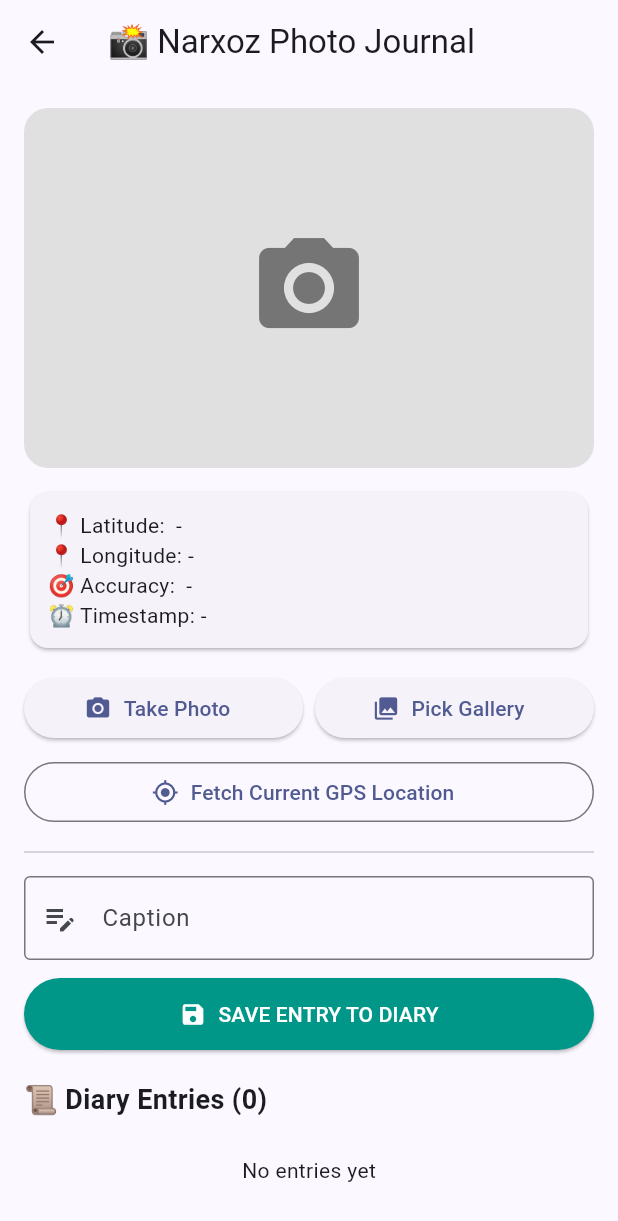
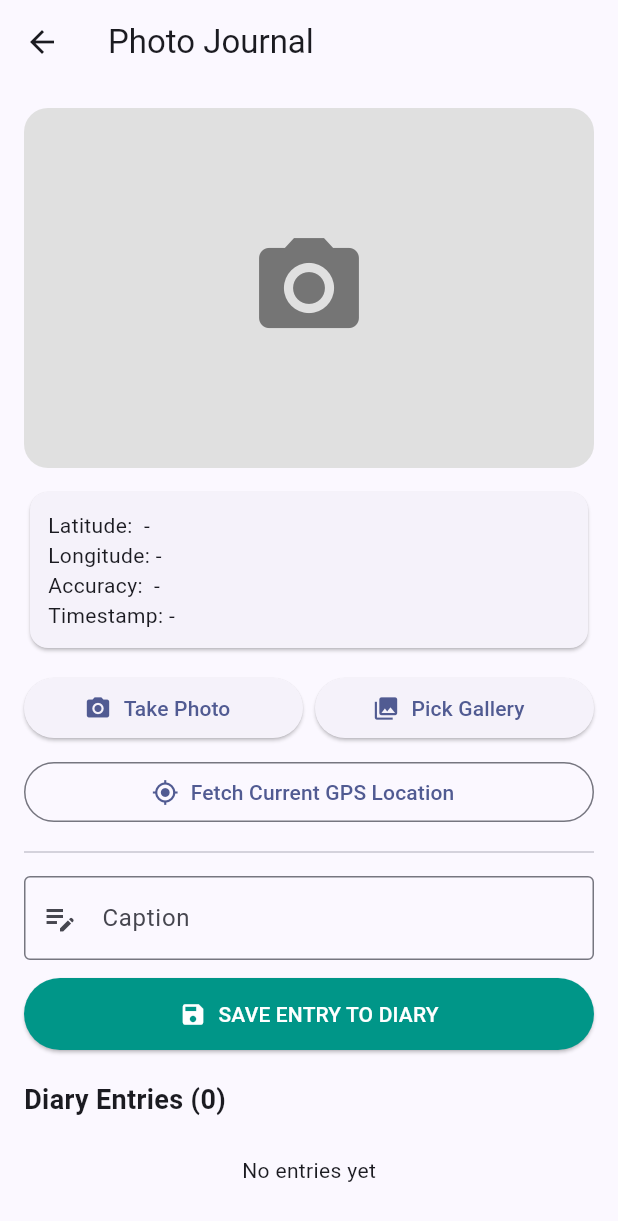
Before and after one commit to aidosonalbayev-arch/ios-development, a Flutter app: the PhotoDiaryScreen screen opened directly, on a phone screen of 412 x 824 dp. Shown: the top 1221 px of the screen. Run offline on Flutter 3.47's test engine with Material 3 defaults, Android fonts, the phone set to English and light mode, and no system bars; our stand-ins replace equatable, flutter_bloc, geolocator, go_router, image_picker, shared_preferences; accounts and stored records are empty.

Commit message:
changed photo_diary_screen.dart

```diff
--- a/lib/project/screens/photo_diary_screen.dart
+++ b/lib/project/screens/photo_diary_screen.dart
@@ -254,10 +254,10 @@ class _PhotoDiaryScreenState extends State<PhotoDiaryScreen> {
         child: Column(
           crossAxisAlignment: CrossAxisAlignment.start,
           children: [
-            Text('📍 Latitude:  $lat'),
-            Text('📍 Longitude: $lng'),
-            Text('🎯 Accuracy:  $acc'),
-            Text('⏰ Timestamp: $timeText'),
+            Text('Latitude:  $lat'),
+            Text('Longitude: $lng'),
+            Text('Accuracy:  $acc'),
+            Text('Timestamp: $timeText'),
           ],
         ),
       ),
@@ -267,7 +267,7 @@ class _PhotoDiaryScreenState extends State<PhotoDiaryScreen> {
   @override
   Widget build(BuildContext context) {
     return Scaffold(
-      appBar: AppBar(title: const Text('📸 Narxoz Photo Journal')),
+      appBar: AppBar(title: const Text('Photo Journal')),
       body: ListView(
         padding: const EdgeInsets.all(16),
         children: [
@@ -324,7 +324,7 @@ class _PhotoDiaryScreenState extends State<PhotoDiaryScreen> {
           ),
           const SizedBox(height: 20),
           Text(
-            '📜 Diary Entries (${entries.length})',
+            'Diary Entries (${entries.length})',
             style: const TextStyle(fontSize: 18, fontWeight: FontWeight.bold),
           ),
           const SizedBox(height: 8),
```
